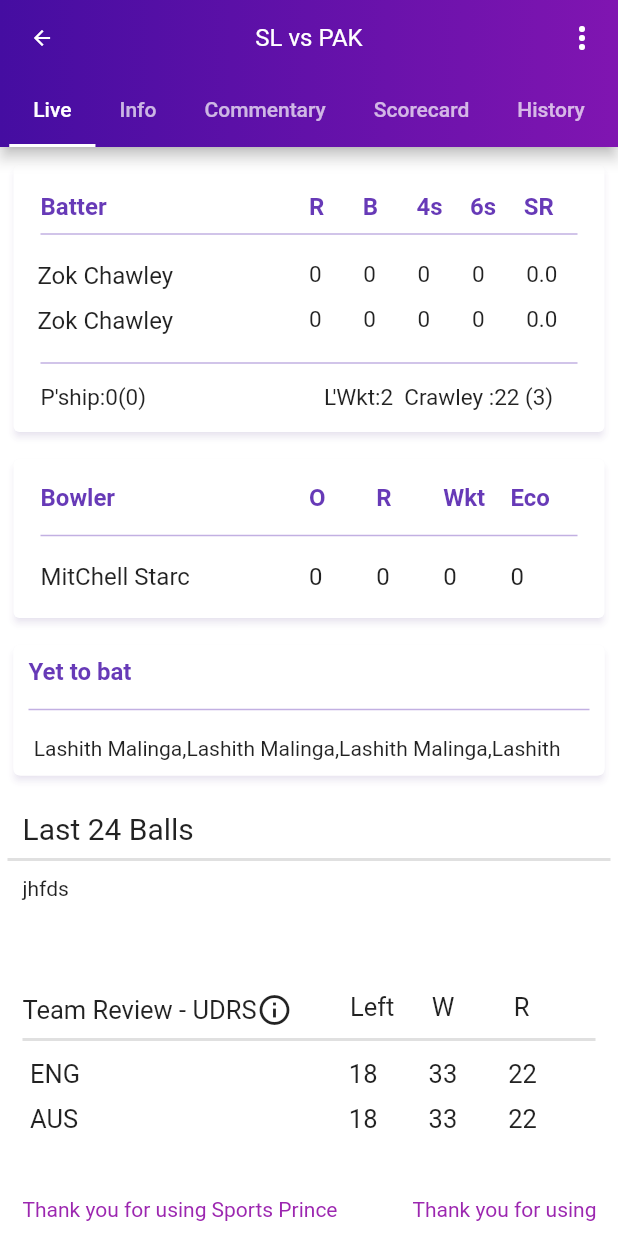
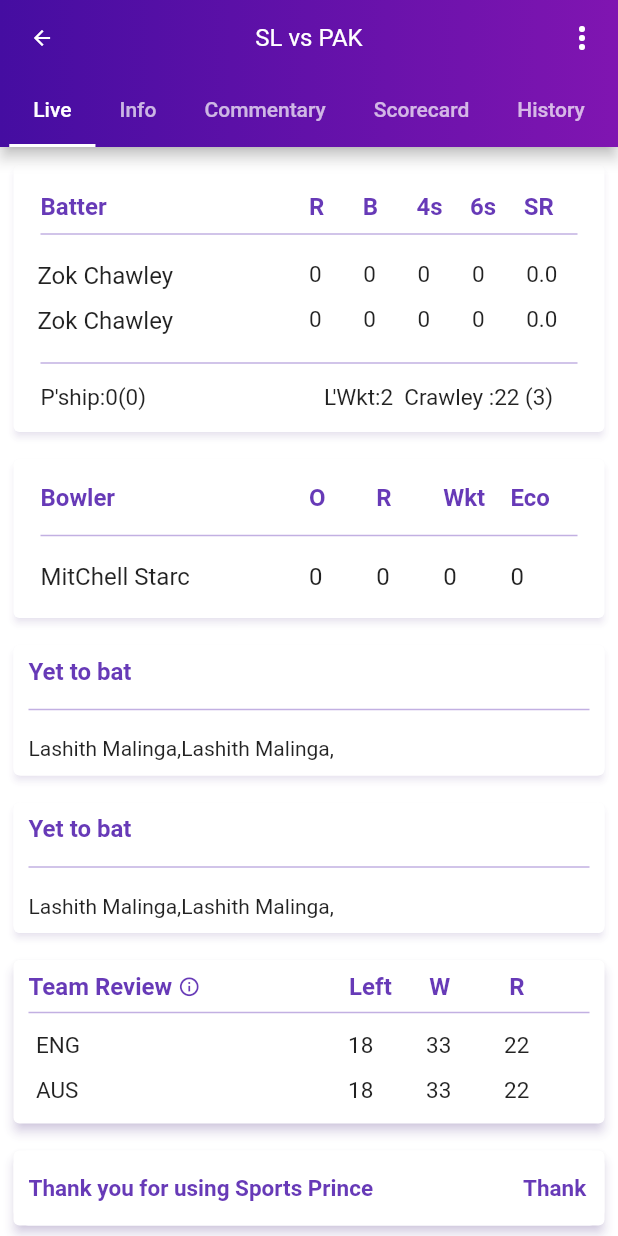
Before and after one commit to vk20020505/cricket, a Flutter app: the screen it shows after launch, on a phone screen of 412 x 824 dp. Run offline on Flutter 3.47's test engine with Material 2 defaults, Android fonts, the phone set to English and light mode, and no system bars; drawn by our look-alikes of marquee.

Commit message:
match details

```diff
--- a/lib/screens/live.dart
+++ b/lib/screens/live.dart
@@ -1,6 +1,5 @@
 import 'package:flutter/material.dart';
 import 'package:marquee/marquee.dart';
-
 Widget live() {
   return
     ListView(
@@ -329,7 +328,7 @@ Widget live() {
               Container(
                 padding: const EdgeInsets.all(10),
                 child:  Text(
-                  " Lashith Malinga,Lashith Malinga,Lashith Malinga,Lashith ",
+                  "Lashith Malinga,Lashith Malinga, ",
                   maxLines: 2,
                   textAlign: TextAlign.start,
                   style: TextStyle(fontSize: 14,fontStyle: FontStyle.normal, ),
@@ -341,33 +340,49 @@ Widget live() {
         const SizedBox(
           height: 10,
         ),
-        Container(
-          height: 110,
+        Card(
+          elevation: 2.0,
+          shadowColor: Colors.deepPurple.withOpacity(0.2),
+          child: Container(
             decoration: BoxDecoration(
-              borderRadius: BorderRadius.circular(10), color: Colors.white),
+                borderRadius: BorderRadius.circular(5), color: Colors.white),
             child:
             Column(crossAxisAlignment: CrossAxisAlignment.start, children: [
               Container(
-              padding: const EdgeInsets.all(10),
-              child:
-                  const Text("Last 24 Balls", style: TextStyle(fontSize: 20)),
+                padding: const EdgeInsets.symmetric(horizontal: 10,vertical: 8),
+                child: const Text("Yet to bat",
+                  style: TextStyle(fontSize: 16,color: Colors.deepPurple,fontWeight: FontWeight.bold),
                 ),
-            const Divider(
-              height: 0,
-              thickness: 2,
+              ),
+              Divider(
+                thickness: 1,
+                indent: 10,
+                endIndent: 10,
+                color: Colors.deepPurple.withOpacity(0.4),
               ),
               Container(
-                padding: const EdgeInsets.all(10), child: const Text("jhfds"))
+                padding: const EdgeInsets.all(10),
+                child:  Text(
+                  "Lashith Malinga,Lashith Malinga, ",
+                  maxLines: 2,
+                  textAlign: TextAlign.start,
+                  style: TextStyle(fontSize: 14,fontStyle: FontStyle.normal, ),
+                ),
+              )
             ]),
+          ),
         ),
         const SizedBox(
           height: 10,
         ),
-        Container(
-          height: 120,
+        Card(
+          elevation: 3.0,
+          shadowColor: Colors.deepPurple.withOpacity(0.4),
+          child: Padding(
+            padding: const EdgeInsets.symmetric(horizontal: 10,vertical: 8),
+            child: Container(
               decoration: BoxDecoration(
-              borderRadius: BorderRadius.circular(10), color: Colors.white),
-          padding: const EdgeInsets.all(10),
+                  borderRadius: BorderRadius.circular(5), color: Colors.white),
               child: Column(children: [
                 Table(
                   columnWidths: const {
@@ -379,10 +394,9 @@ Widget live() {
                       const Row(
                         children: [
                           Text(
-                        "Team Review - UDRS",
-                        style: TextStyle(fontSize: 17),
-                      ),
-                      Icon(Icons.info_outline)
+                            "Team Review ",
+                              style: TextStyle(fontSize: 16,color: Colors.deepPurple,fontWeight: FontWeight.bold)                          ),
+                          Icon(Icons.info_outline,size: 15,color: Colors.deepPurple,)
                         ],
                       ),
                       Table(
@@ -391,26 +405,26 @@ Widget live() {
                             TableCell(
                                 child: Text(
                               "Left",
-                          style: TextStyle(fontSize: 17),
-                        )),
+                                    style: TextStyle(fontSize: 16,color: Colors.deepPurple,fontWeight: FontWeight.bold)                            )),
                             TableCell(
                                 child: Text(
                               "W",
-                          style: TextStyle(fontSize: 17),
-                        )),
+                                    style: TextStyle(fontSize: 16,color: Colors.deepPurple,fontWeight: FontWeight.bold)                            )),
                             TableCell(
                                 child: Text(
                               "R",
-                          style: TextStyle(fontSize: 17),
-                        ))
+                                    style: TextStyle(fontSize: 16,color: Colors.deepPurple,fontWeight: FontWeight.bold)                            ))
                           ])
                         ],
                       )
                     ])
                   ],
                 ),
-            const Divider(
-              thickness: 2,
+                Divider(
+                  thickness: 1,
+                  indent: 0,
+                  endIndent: 0,
+                  color: Colors.deepPurple.withOpacity(0.4),
                 ),
                 Container(
                   padding: const EdgeInsets.all(5),
@@ -426,7 +440,7 @@ Widget live() {
                           child: TableCell(
                               child: Text(
                             "ENG",
-                        style: TextStyle(fontSize: 17),
+                                style: TextStyle(fontSize: 15,fontStyle: FontStyle.normal, ),
                           )),
                         ),
                         Table(
@@ -435,17 +449,17 @@ Widget live() {
                               TableCell(
                                   child: Text(
                                 "18",
-                            style: TextStyle(fontSize: 17),
+                                    style: TextStyle(fontSize: 15,fontStyle: FontStyle.normal, ),
                               )),
                               TableCell(
                                   child: Text(
                                 "33",
-                            style: TextStyle(fontSize: 17),
+                                    style: TextStyle(fontSize: 15,fontStyle: FontStyle.normal, ),
                               )),
                               TableCell(
                                   child: Text(
                                 "22",
-                            style: TextStyle(fontSize: 17),
+                                    style: TextStyle(fontSize: 15,fontStyle: FontStyle.normal, ),
                               ))
                             ])
                           ],
@@ -455,7 +469,7 @@ Widget live() {
                         const TableCell(
                             child: Text(
                           "AUS",
-                      style: TextStyle(fontSize: 17),
+                              style: TextStyle(fontSize: 15,fontStyle: FontStyle.normal, ),
                         )),
                         Table(
                           children: const [
@@ -463,17 +477,17 @@ Widget live() {
                               TableCell(
                                   child: Text(
                                 "18",
-                            style: TextStyle(fontSize: 17),
+                                    style: TextStyle(fontSize: 15,fontStyle: FontStyle.normal, ),
                               )),
                               TableCell(
                                   child: Text(
                                 "33",
-                            style: TextStyle(fontSize: 17),
+                                    style: TextStyle(fontSize: 15,fontStyle: FontStyle.normal, ),
                               )),
                               TableCell(
                                   child: Text(
                                 "22",
-                            style: TextStyle(fontSize: 17),
+                                    style: TextStyle(fontSize: 15,fontStyle: FontStyle.normal, ),
                               ))
                             ])
                           ],
@@ -484,18 +498,25 @@ Widget live() {
                 ),
               ]),
             ),
+          ),
+        ),
         const SizedBox(height: 10),
-        Container(
+        Card(
+          elevation: 3.0,
+          shadowColor: Colors.deepPurple.withOpacity(0.4),
+          child: Container(
             height: 50,
             padding: EdgeInsets.all(10),
             decoration: BoxDecoration(borderRadius: BorderRadius.circular(10), color: Colors.white),
               child: Marquee(
-              blankSpace: 50,
+                blankSpace: 100,
                 velocity: 20,
               textDirection: TextDirection.ltr,
-            text:'Thank you for using Sports Prince',style: TextStyle(color: Colors.purple,fontSize: 14,fontWeight: FontWeight.w400),
+              text:'Thank you for using Sports Prince',style: TextStyle(color: Colors.deepPurple,fontSize: 15,fontWeight: FontWeight.bold),
             ),
-        )
+          ),
+        ),
+         SizedBox(height: 10),
       ]
     );
 }
```
Lines whose indentation alone changed are shown as unchanged.
